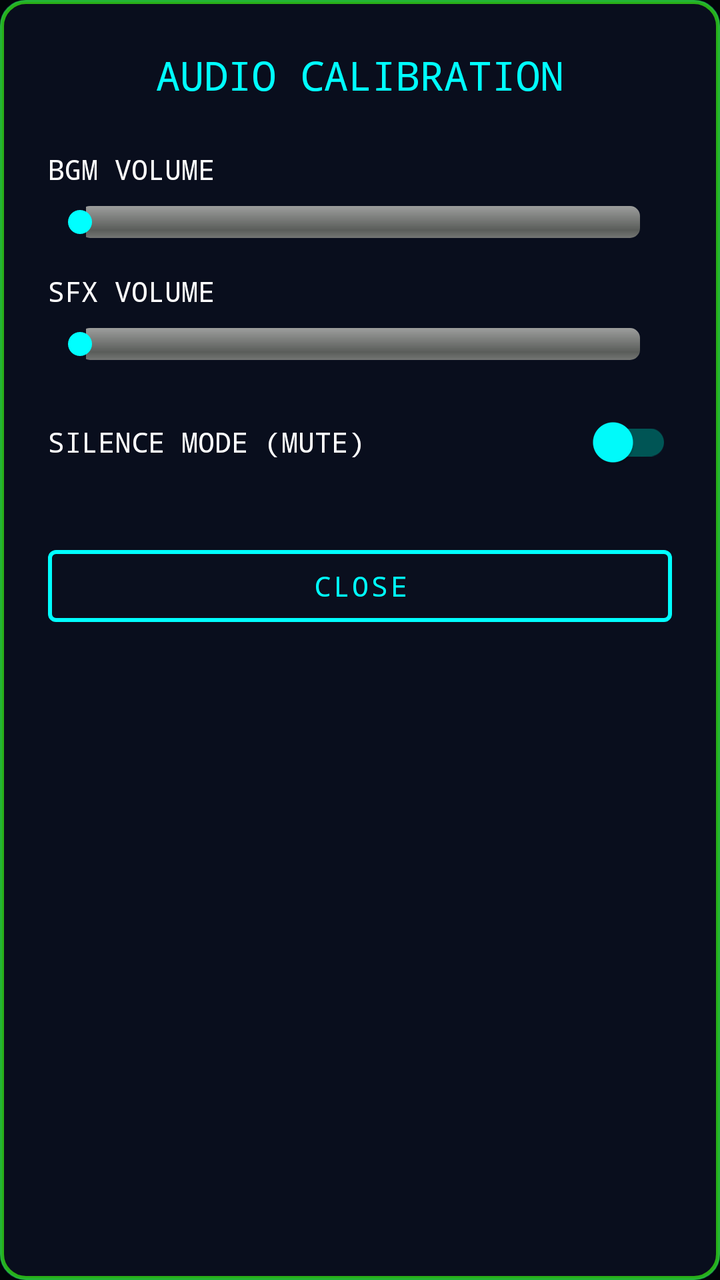
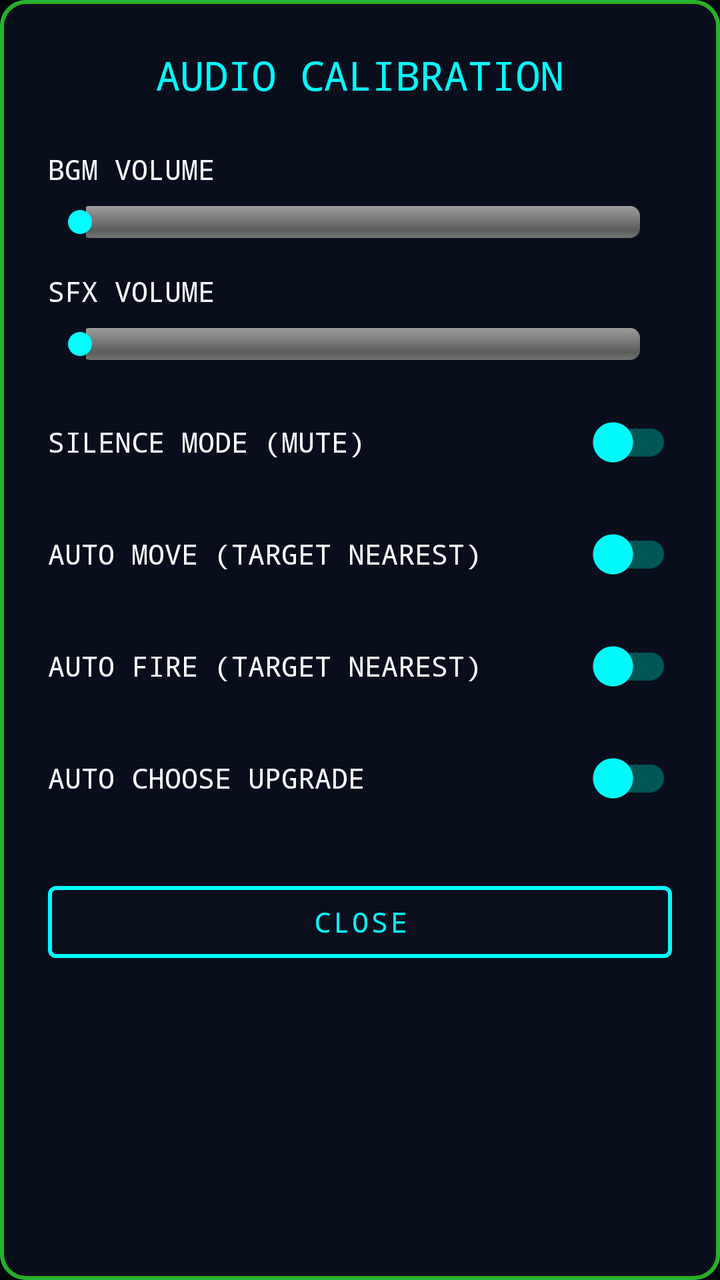

Before-and-after screenshots of an Android layout around one commit, followed by the original layout XML and the change that was made.
<!-- AndroidManifest.xml: application theme Theme.VoidAscension -->
<!-- res/layout/dialog_settings.xml -->
<?xml version="1.0" encoding="utf-8"?>
<LinearLayout xmlns:android="http://schemas.android.com/apk/res/android"
    xmlns:app="http://schemas.android.com/apk/res-auto"
    android:layout_width="match_parent"
    android:layout_height="wrap_content"
    android:orientation="vertical"
    android:padding="24dp"
    android:background="@drawable/bg_cyberpunk_card">

    <TextView
        android:layout_width="wrap_content"
        android:layout_height="wrap_content"
        android:text="AUDIO CALIBRATION"
        android:textColor="#00FFFF"
        android:textSize="20sp"
        android:fontFamily="monospace"
        android:layout_gravity="center"
        android:layout_marginBottom="24dp" />

    <TextView
        android:layout_width="wrap_content"
        android:layout_height="wrap_content"
        android:text="BGM VOLUME"
        android:textColor="#FFFFFF"
        android:textSize="14sp"
        android:fontFamily="monospace" />

    <SeekBar
        android:id="@+id/sbBgm"
        android:layout_width="match_parent"
        android:layout_height="wrap_content"
        android:layout_marginTop="8dp"
        android:layout_marginBottom="16dp"
        android:max="100"
        android:progressDrawable="@android:drawable/progress_horizontal"
        android:thumbTint="#00FFFF" />

    <TextView
        android:layout_width="wrap_content"
        android:layout_height="wrap_content"
        android:text="SFX VOLUME"
        android:textColor="#FFFFFF"
        android:textSize="14sp"
        android:fontFamily="monospace" />

    <SeekBar
        android:id="@+id/sbSfx"
        android:layout_width="match_parent"
        android:layout_height="wrap_content"
        android:layout_marginTop="8dp"
        android:layout_marginBottom="16dp"
        android:max="100"
        android:progressDrawable="@android:drawable/progress_horizontal"
        android:thumbTint="#00FFFF" />

    <com.google.android.material.switchmaterial.SwitchMaterial
        android:id="@+id/swMute"
        android:layout_width="match_parent"
        android:layout_height="wrap_content"
        android:text="SILENCE MODE (MUTE)"
        android:textColor="#FFFFFF"
        android:fontFamily="monospace"
        android:layout_marginBottom="24dp"
        app:thumbTint="#00FFFF"
        app:trackTint="#005555" />

    <com.google.android.material.button.MaterialButton
        android:id="@+id/btnClose"
        android:layout_width="match_parent"
        android:layout_height="wrap_content"
        android:text="CLOSE"
        android:textColor="#00FFFF"
        app:strokeColor="#00FFFF"
        app:strokeWidth="2dp"
        app:backgroundTint="#0A0F1E"
        android:fontFamily="monospace" />

</LinearLayout>
<!-- resources referenced by this layout -->
<resources>
  <!-- drawable bg_cyberpunk_card (drawable) -->
  <?xml version="1.0" encoding="utf-8"?>
  <layer-list xmlns:android="http://schemas.android.com/apk/res/android">
  
      
      <item>
          <shape android:shape="rectangle">
              <solid android:color="#EE0A0F1E"/>
              <corners android:radius="12dp"/>
          </shape>
      </item>
  
      
      <item>
          <shape android:shape="rectangle">
              <solid android:color="#00000000"/>
              <stroke android:width="2dp" android:color="#AA39FF14"/>
              <corners android:radius="12dp"/>
          </shape>
      </item>
  
      
      <item android:top="0dp" android:left="0dp" android:right="0dp" android:bottom="0dp">
          <shape android:shape="rectangle">
              <solid android:color="#00000000"/>
              <stroke android:width="1dp" android:color="#2200D7FF"/>
              <corners android:radius="12dp"/>
          </shape>
      </item>
  
  </layer-list>
  <style name="Theme.VoidAscension" parent="Theme.MaterialComponents.DayNight.NoActionBar">
          <item name="colorPrimary">@color/alien_cyan</item>
          <item name="colorPrimaryDark">@color/alien_bg</item>
          <item name="colorAccent">@color/alien_purple</item>
          <item name="android:windowBackground">@color/alien_bg</item>
          <item name="android:statusBarColor">@color/alien_bg</item>
          <item name="android:navigationBarColor">@color/alien_bg</item>
          <item name="android:windowFullscreen">true</item>
          <item name="android:windowContentOverlay">@null</item>
      </style>
  <color name="alien_cyan">#00D7FF</color>
  <color name="alien_bg">#02050A</color>
  <color name="alien_purple">#B026FF</color>
</resources>

<!-- the commit's change to res/layout/dialog_settings.xml (unified diff, before → after) -->
@@ -60,6 +60,39 @@
         android:text="SILENCE MODE (MUTE)"
         android:textColor="#FFFFFF"
         android:fontFamily="monospace"
+        android:layout_marginBottom="8dp"
+        app:thumbTint="#00FFFF"
+        app:trackTint="#005555" />
+
+    <com.google.android.material.switchmaterial.SwitchMaterial
+        android:id="@+id/swAutoMove"
+        android:layout_width="match_parent"
+        android:layout_height="wrap_content"
+        android:text="AUTO MOVE (TARGET NEAREST)"
+        android:textColor="#FFFFFF"
+        android:fontFamily="monospace"
+        android:layout_marginBottom="8dp"
+        app:thumbTint="#00FFFF"
+        app:trackTint="#005555" />
+
+    <com.google.android.material.switchmaterial.SwitchMaterial
+        android:id="@+id/swAutoFire"
+        android:layout_width="match_parent"
+        android:layout_height="wrap_content"
+        android:text="AUTO FIRE (TARGET NEAREST)"
+        android:textColor="#FFFFFF"
+        android:fontFamily="monospace"
+        android:layout_marginBottom="8dp"
+        app:thumbTint="#00FFFF"
+        app:trackTint="#005555" />
+
+    <com.google.android.material.switchmaterial.SwitchMaterial
+        android:id="@+id/swAutoUpgrade"
+        android:layout_width="match_parent"
+        android:layout_height="wrap_content"
+        android:text="AUTO CHOOSE UPGRADE"
+        android:textColor="#FFFFFF"
+        android:fontFamily="monospace"
         android:layout_marginBottom="24dp"
         app:thumbTint="#00FFFF"
         app:trackTint="#005555" />
